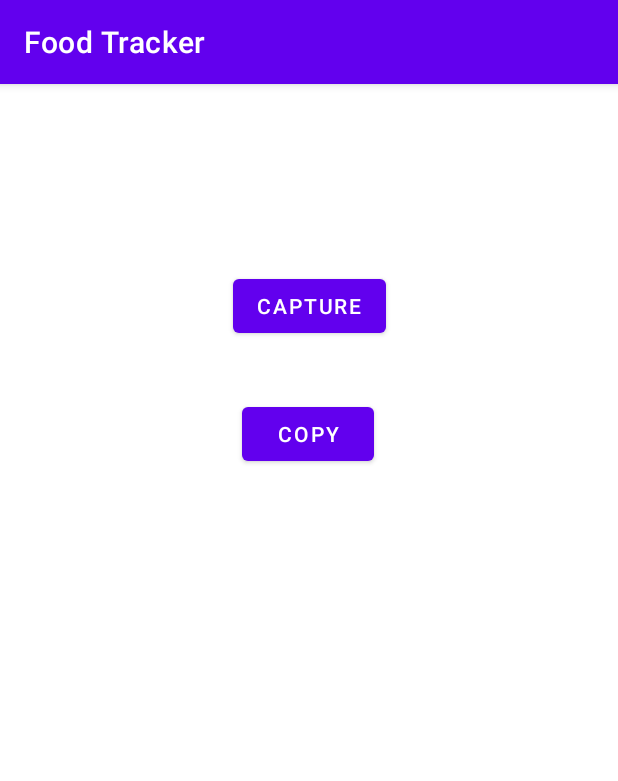
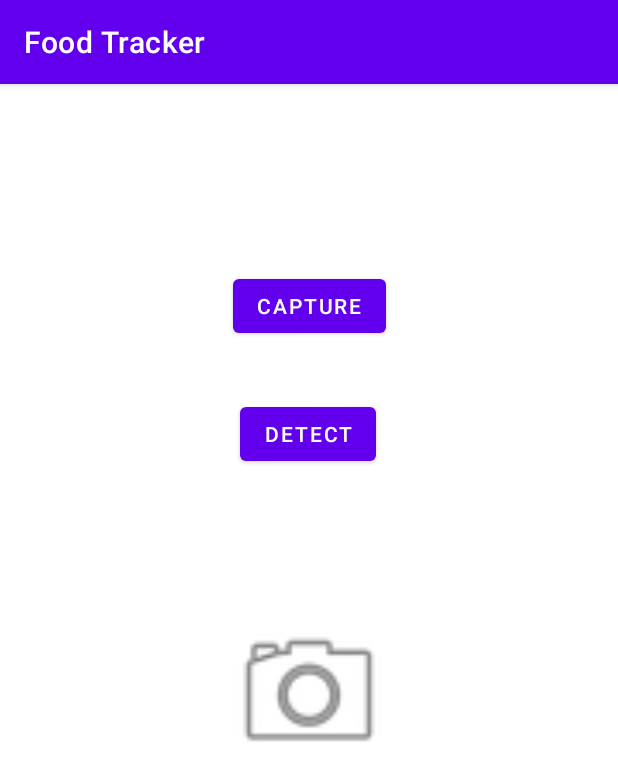
Before and after one commit to ramalchamuditha/final_research, an Android app: the OCR_Activity screen opened directly, with no data from a screen before it, after a tap on "CAPTURE", on a phone screen of 412 x 824 dp. Shown: the top 781 px of the screen. Run offline under Robolectric (Android 15) with nearby library versions, the light colour scheme and no system bars; libraries missing offline, so code that uses them is left out: com.google.mlkit.vision.

Commit message:
OCR added

```diff
--- a/FoodTracker/app/src/main/java/com/nsbm/foodtracker/OCR_Activity.java
+++ b/FoodTracker/app/src/main/java/com/nsbm/foodtracker/OCR_Activity.java
@@ -1,20 +1,25 @@
 package com.nsbm.foodtracker;
 
+
 import androidx.annotation.NonNull;
+import androidx.annotation.Nullable;
 import androidx.appcompat.app.AppCompatActivity;
-import androidx.camera.core.ImageAnalysis;
-import androidx.camera.core.ImageProxy;
 import androidx.core.app.ActivityCompat;
 import androidx.core.content.ContextCompat;
 
 import android.Manifest;
-import android.annotation.SuppressLint;
+import android.content.Intent;
 import android.content.pm.PackageManager;
-import android.media.Image;
+import android.graphics.Bitmap;
+import android.graphics.Point;
+import android.graphics.Rect;
 import android.os.Bundle;
+import android.provider.MediaStore;
 import android.view.View;
 import android.widget.Button;
+import android.widget.ImageView;
 import android.widget.TextView;
+import android.widget.Toast;
 
 import com.google.android.gms.tasks.OnFailureListener;
 import com.google.android.gms.tasks.OnSuccessListener;
@@ -25,12 +30,15 @@ import com.google.mlkit.vision.text.TextRecognition;
 import com.google.mlkit.vision.text.TextRecognizer;
 import com.google.mlkit.vision.text.latin.TextRecognizerOptions;
 
-public class OCR_Activity extends AppCompatActivity implements ImageAnalysis.Analyzer{
+
+public class OCR_Activity extends AppCompatActivity{
 
     Button btnCapture,btncopy;
     TextView viewText;
+    ImageView imageView;
     String result = null;
-    private static final int REQUESTS_CAMERA_CODE = 100;
+    Bitmap imageBitmap;
+    static final int REQUEST_IMAGE_CAPTURE = 1;
 
     @Override
     protected void onCreate(Bundle savedInstanceState) {
@@ -38,48 +46,120 @@ public class OCR_Activity extends AppCompatActivity implements ImageAnalysis.Ana
         setContentView(R.layout.activity_ocr);
 
         btnCapture = findViewById(R.id.BtnCapture);
-        btncopy = findViewById(R.id.btn_copy);
+        btncopy = findViewById(R.id.btn_detect);
         viewText = findViewById(R.id.view_data);
+        imageView = findViewById(R.id.imageView);
 
+        btncopy.setOnClickListener(new View.OnClickListener() {
+            @Override
+            public void onClick(View view) {
+                detectText();
+            }
+        });
 
-        if(ContextCompat.checkSelfPermission(OCR_Activity.this, Manifest.permission.CAMERA) != PackageManager.PERMISSION_GRANTED){
-            ActivityCompat.requestPermissions(OCR_Activity.this,new String[]{
-                    Manifest.permission.CAMERA
-            }, REQUESTS_CAMERA_CODE);
-        }
 
         btnCapture.setOnClickListener(new View.OnClickListener() {
             @Override
             public void onClick(View view) {
-
+                if(checkPermission())
+                {
+                    captureImage();
+                }
+                else
+                {
+                    requsetPermission();
+                }
             }
         });
 
 
     }
 
-    @Override
-    public void analyze(@NonNull ImageProxy imageProxy) {
-        Image mediaImage = imageProxy.getImage();
-        if (mediaImage != null)
-        {
-            InputImage image = InputImage.fromMediaImage(mediaImage, imageProxy.getImageInfo().getRotationDegrees());
-            TextRecognizer recognizer = TextRecognition.getClient(TextRecognizerOptions.DEFAULT_OPTIONS);
-            Task<Text>  result = recognizer.process(image)
-                    .addOnSuccessListener(new OnSuccessListener<Text>() {
-                        @Override
-                        public void onSuccess(Text text) {
+    private boolean checkPermission()
+    {
+        int cameraPermission = ContextCompat.checkSelfPermission(OCR_Activity.this, Manifest.permission.CAMERA);
+        return cameraPermission == PackageManager.PERMISSION_GRANTED;
+    }
 
-                        }
-                    })
-                    .addOnFailureListener(new OnFailureListener() {
-                        @Override
-                        public void onFailure(@NonNull Exception e) {
-
-                        }
-                    });
-        }
+    private void requsetPermission()
+    {
+        int permission_code = 200;
+        ActivityCompat.requestPermissions(OCR_Activity.this,new String[]{Manifest.permission.CAMERA}, permission_code);
 
     }
 
+    private void captureImage()
+    {
+        Intent takePicture = new Intent(MediaStore.ACTION_IMAGE_CAPTURE);
+        if(takePicture.resolveActivity(getPackageManager())!=null)
+        {
+            startActivityForResult(takePicture,REQUEST_IMAGE_CAPTURE);
+        }
+    }
+
+    private void detectText()
+    {
+        InputImage image = InputImage.fromBitmap(imageBitmap,0);
+        TextRecognizer recognizer = TextRecognition.getClient(TextRecognizerOptions.DEFAULT_OPTIONS);
+        Task<Text> result = recognizer.process(image).addOnSuccessListener(new OnSuccessListener<Text>() {
+            @Override
+            public void onSuccess(Text text) {
+                StringBuilder result = new StringBuilder();
+                for(Text.TextBlock block : text.getTextBlocks())
+                {
+                    String blockText = block.getText();
+                    Point[] blockCornerPoint = block.getCornerPoints();
+                    Rect blockFrame = block.getBoundingBox();
+
+                    for(Text.Line line : block.getLines())
+                    {
+                        String LineText = line.getText();
+                        Point[] lineCornerPoint = line.getCornerPoints();
+                        Rect lineRect = line.getBoundingBox();
+
+                        for(Text.Element element : line.getElements())
+                        {
+                            String elementText = element.getText();
+                            result.append(elementText);
+                        }
+                        viewText.setText(blockText);
+                    }
+                }
+            }
+        }).addOnFailureListener(new OnFailureListener() {
+            @Override
+            public void onFailure(@NonNull Exception e) {
+                Toast.makeText(OCR_Activity.this,"Fail to detect Text"+e.getMessage(),Toast.LENGTH_SHORT).show();
+            }
+        });
+
+    }
+
+    @Override
+    public void onRequestPermissionsResult(int requestCode, @NonNull String[] permissions, @NonNull int[] grantResults) {
+        super.onRequestPermissionsResult(requestCode, permissions, grantResults);
+        if(grantResults.length>0){
+            boolean cameraPermission = grantResults[0] == PackageManager.PERMISSION_GRANTED;
+            if(cameraPermission)
+            {
+                Toast.makeText(this,"Permission Granted",Toast.LENGTH_SHORT).show();
+            }else
+            {
+                Toast.makeText(this,"Permission Denied",Toast.LENGTH_SHORT).show();
+            }
+        }
+    }
+
+    @Override
+    protected void onActivityResult(int requestCode, int resultCode, @Nullable Intent data) {
+        super.onActivityResult(requestCode, resultCode, data);
+        if(requestCode == REQUEST_IMAGE_CAPTURE && resultCode == RESULT_OK)
+        {
+            Bundle extras = data.getExtras();
+            imageBitmap = (Bitmap) extras.get("data");
+            imageView.setImageBitmap(imageBitmap);
+        }
+    }
+
+
 }
--- a/FoodTracker/app/src/main/res/layout/activity_ocr.xml
+++ b/FoodTracker/app/src/main/res/layout/activity_ocr.xml
@@ -18,10 +18,10 @@
         app:layout_constraintVertical_bias="0.172" />
 
     <Button
-        android:id="@+id/btn_copy"
+        android:id="@+id/btn_detect"
         android:layout_width="wrap_content"
         android:layout_height="wrap_content"
-        android:text="Copy"
+        android:text="Detect"
         app:layout_constraintBottom_toBottomOf="parent"
         app:layout_constraintEnd_toEndOf="parent"
         app:layout_constraintHorizontal_bias="0.498"
@@ -31,12 +31,22 @@
 
     <TextView
         android:id="@+id/view_data"
-        android:layout_width="292dp"
-        android:layout_height="337dp"
+        android:layout_width="273dp"
+        android:layout_height="121dp"
         app:layout_constraintBottom_toBottomOf="parent"
         app:layout_constraintEnd_toEndOf="parent"
-        app:layout_constraintHorizontal_bias="0.495"
         app:layout_constraintStart_toStartOf="parent"
         app:layout_constraintTop_toTopOf="parent"
-        app:layout_constraintVertical_bias="0.7" />
+        app:layout_constraintVertical_bias="0.875" />
+
+    <ImageView
+        android:id="@+id/imageView"
+        android:layout_width="133dp"
+        android:layout_height="110dp"
+        app:layout_constraintBottom_toBottomOf="parent"
+        app:layout_constraintEnd_toEndOf="parent"
+        app:layout_constraintStart_toStartOf="parent"
+        app:layout_constraintTop_toTopOf="parent"
+        app:layout_constraintVertical_bias="0.533"
+        app:srcCompat="@android:drawable/ic_menu_camera" />
 </androidx.constraintlayout.widget.ConstraintLayout>
```
Also changed, not shown: FoodTracker/app/build.gradle (+2 -10 lines), FoodTracker/app/src/main/java/com/nsbm/foodtracker/Login.java (+10 -1 lines).
